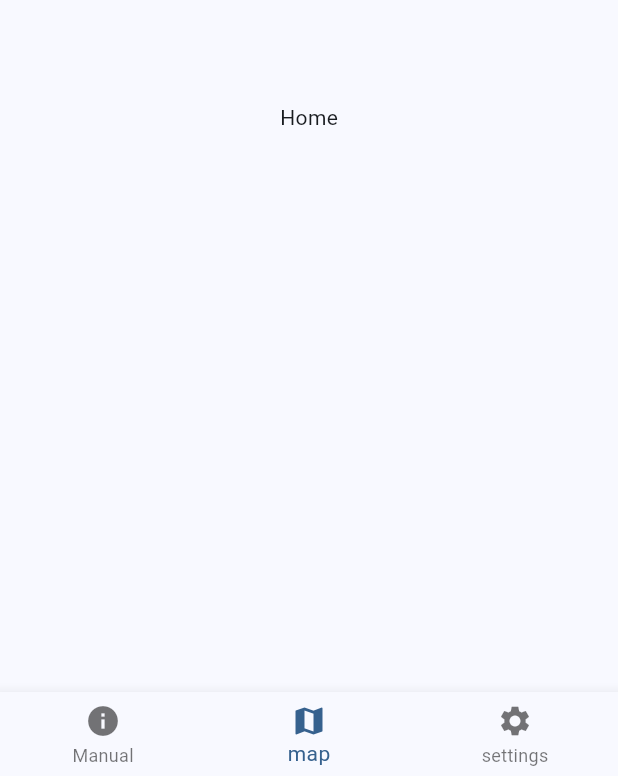
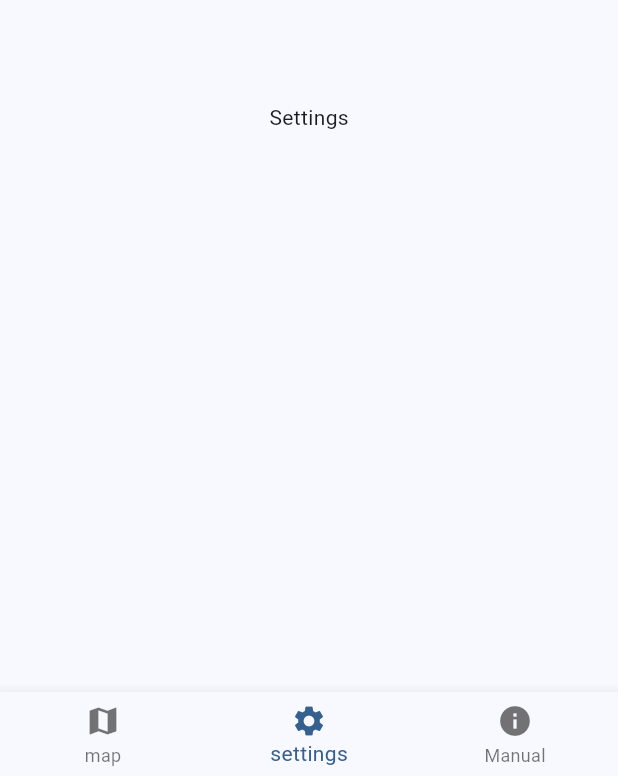
Before and after one commit to Compairifuel/Compairifuel, a Flutter app: the screen it shows after launch, item 2 of the bottom bar chosen, on a phone screen of 412 x 824 dp. Shown: the part 457-1233 px from the top of the screen. Run offline on Flutter 3.47's test engine with Material 3 defaults, Android fonts, the phone set to English and light mode, and no system bars; our stand-ins replace device_preview.

Commit message:
soort van extra pagina's
Signed-off-by: Alper Bekar <a.bekar@student.han.nl>

```diff
--- a/compairifuel/lib/main.dart
+++ b/compairifuel/lib/main.dart
@@ -72,21 +72,23 @@ class _MyHomePageState extends State<MyHomePage> {
   int index = 0;
 
    final List<Widget> pages = [
-     UserManualPage(title: 'User manual'),
     Center(
       child: Column(
         mainAxisAlignment: MainAxisAlignment.center,
         children: [
-          const Text('Home'),
+          const Text('Map'),
         ],
       ),
     ),
-    Center(
-      child: const Text('Map'),
-    ),
-    Center(
-      child: const Text('Settings'),
-    ),
+     Center(
+       child: Column(
+         mainAxisAlignment: MainAxisAlignment.center,
+         children: [
+           const Text('Settings'),
+         ],
+       ),
+     ),
+     UserManualPage(title: 'User manual'),
   ];
 
 
@@ -98,16 +100,16 @@ class _MyHomePageState extends State<MyHomePage> {
         onTap: (int index) => setState(() => this.index = index),
         items: [
           BottomNavigationBarItem(
-            icon: Icon(Icons.info),
-            label: 'Manual',
-          ),
-          BottomNavigationBarItem(
             icon: Icon(Icons.map),
             label: 'map',
           ),
           BottomNavigationBarItem(
             icon: Icon(Icons.settings),
             label: 'settings',
+          ),
+          BottomNavigationBarItem(
+            icon: Icon(Icons.info),
+            label: 'Manual',
           ),
         ],
       ),
```
